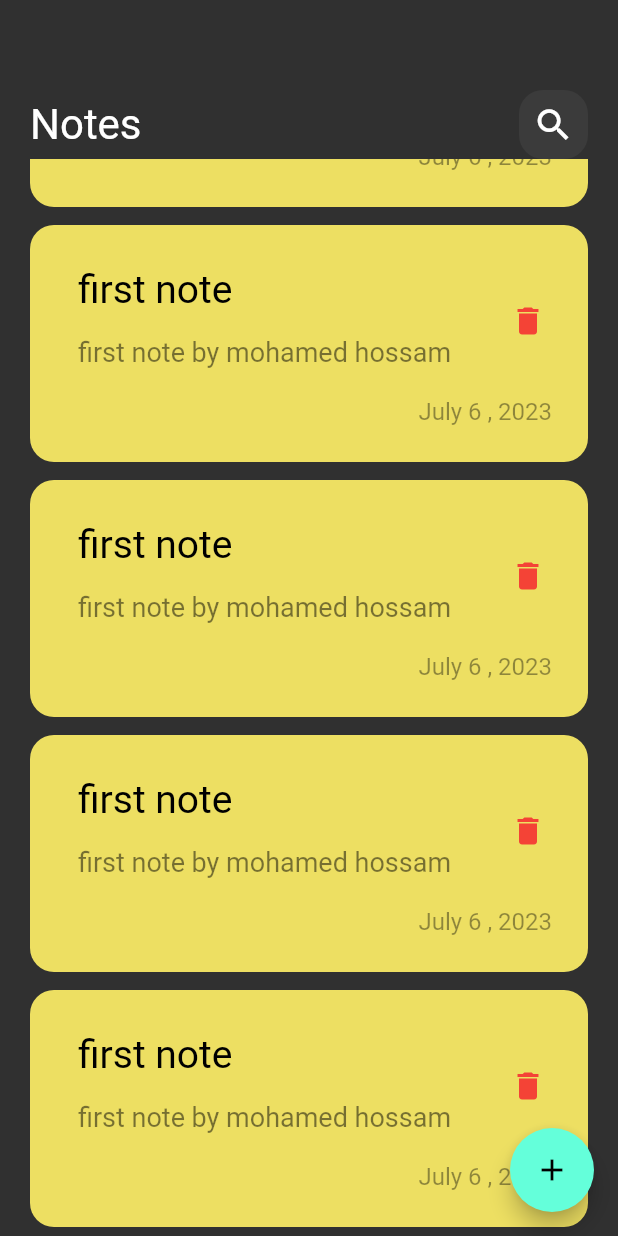
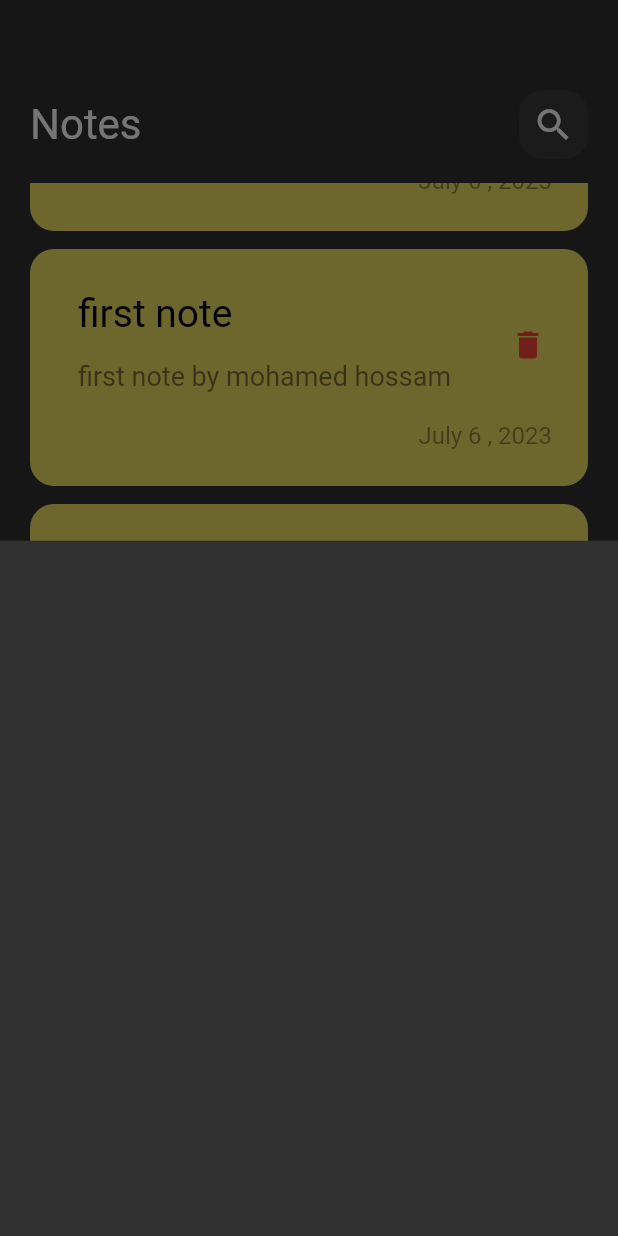
Before and after one commit to MeDoRa0/notes_app, a Flutter app: the screen it shows after launch, scrolled down 1152 dp, after a tap on the "add" icon, on a phone screen of 412 x 824 dp. Run offline on Flutter 3.47's test engine with Material 2 defaults, Android fonts, the phone set to English and light mode, and no system bars; Roboto replaces fonts that are missing (Poppins).

```diff
--- a/lib/views/notes_view.dart
+++ b/lib/views/notes_view.dart
@@ -8,10 +8,25 @@ class NotesView extends StatelessWidget {
   Widget build(BuildContext context) {
     return Scaffold(
       floatingActionButton: FloatingActionButton(
-        onPressed: () {},
+        onPressed: () {
+          showModalBottomSheet(
+              context: context,
+              builder: (context) {
+                return Container();
+              });
+        },
         child: const Icon(Icons.add),
       ),
       body: const NotesViewBody(),
     );
   }
 }
+
+class AddNoteBottomSheet extends StatelessWidget {
+  const AddNoteBottomSheet({super.key});
+
+  @override
+  Widget build(BuildContext context) {
+    return Container();
+  }
+}
--- a/lib/views/widgets/notes_list_view.dart
+++ b/lib/views/widgets/notes_list_view.dart
@@ -8,13 +8,18 @@ class NotesListView extends StatelessWidget {
 
   @override
   Widget build(BuildContext context) {
-    return ListView.builder(
+    return Padding(
+      padding: const EdgeInsets.symmetric(vertical: 16),
+      child: ListView.builder(
+        //to remove the defult padding of listview
+        padding: EdgeInsets.zero,
         itemBuilder: (context, index) {
           return const Padding(
             padding: EdgeInsets.symmetric(vertical: 6),
             child: NoteItem(),
           );
         },
+      ),
     );
   }
 }
```
Lines whose indentation alone changed are shown as unchanged.
